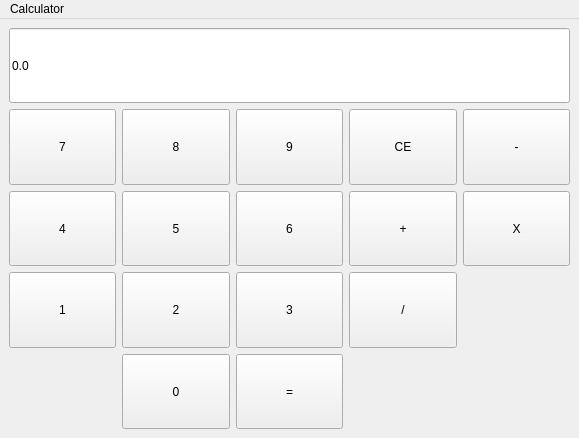
Qt form gui/Calculator.ui (FernandoLGL/calculator-qt-cpp) before a commit.
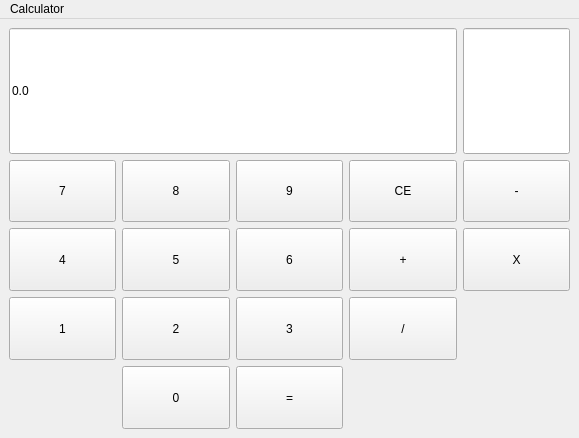
The same form after that commit.

Commit message: displaying operators

```diff
--- a/gui/Calculator.ui
+++ b/gui/Calculator.ui
@@ -80,19 +80,6 @@
       </property>
      </widget>
     </item>
-    <item row="0" column="0" colspan="5">
-     <widget class="QLineEdit" name="resultado">
-      <property name="sizePolicy">
-       <sizepolicy hsizetype="Ignored" vsizetype="Preferred">
-        <horstretch>0</horstretch>
-        <verstretch>0</verstretch>
-       </sizepolicy>
-      </property>
-      <property name="text">
-       <string>0.0</string>
-      </property>
-     </widget>
-    </item>
     <item row="6" column="1">
      <widget class="QPushButton" name="pushButton_0">
       <property name="sizePolicy">
@@ -236,6 +223,29 @@
       </property>
      </widget>
     </item>
+    <item row="0" column="4" rowspan="2">
+     <widget class="QLineEdit" name="displayOperacao">
+      <property name="sizePolicy">
+       <sizepolicy hsizetype="Ignored" vsizetype="Preferred">
+        <horstretch>0</horstretch>
+        <verstretch>0</verstretch>
+       </sizepolicy>
+      </property>
+     </widget>
+    </item>
+    <item row="0" column="0" rowspan="2" colspan="4">
+     <widget class="QLineEdit" name="resultado">
+      <property name="sizePolicy">
+       <sizepolicy hsizetype="Ignored" vsizetype="Preferred">
+        <horstretch>0</horstretch>
+        <verstretch>0</verstretch>
+       </sizepolicy>
+      </property>
+      <property name="text">
+       <string>0.0</string>
+      </property>
+     </widget>
+    </item>
    </layout>
   </widget>
   <widget class="QMenuBar" name="menubar">
```
Left out of the diff: 2 changed lines with no effect on the pictures. The commit also changes 2 other files.
